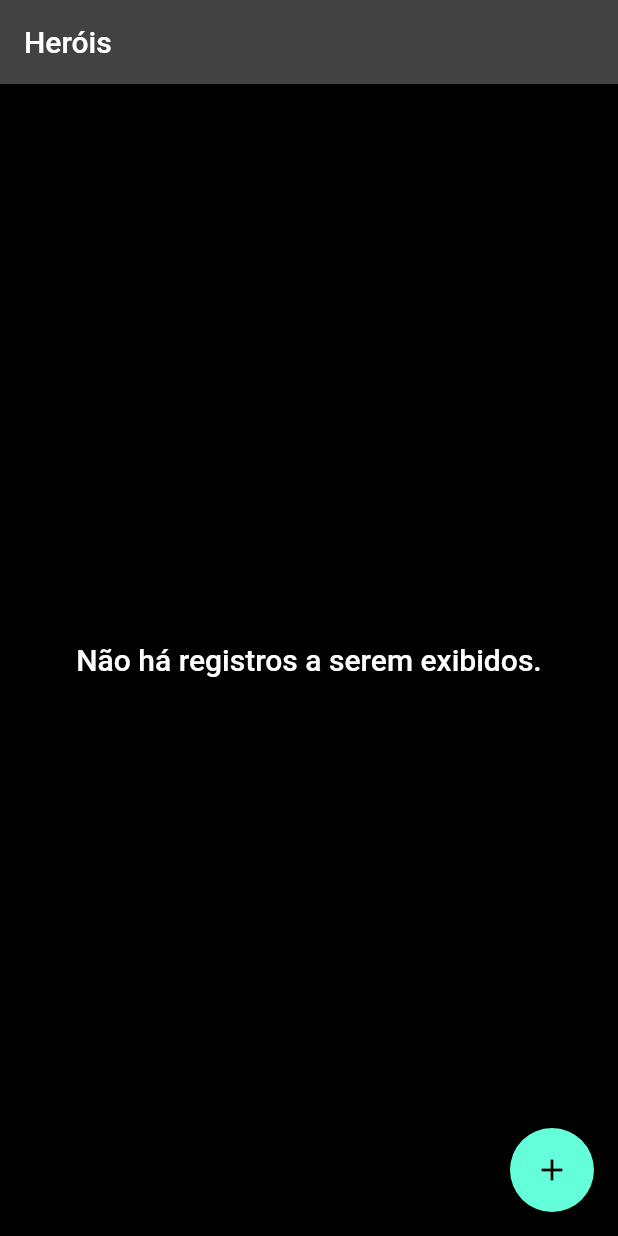
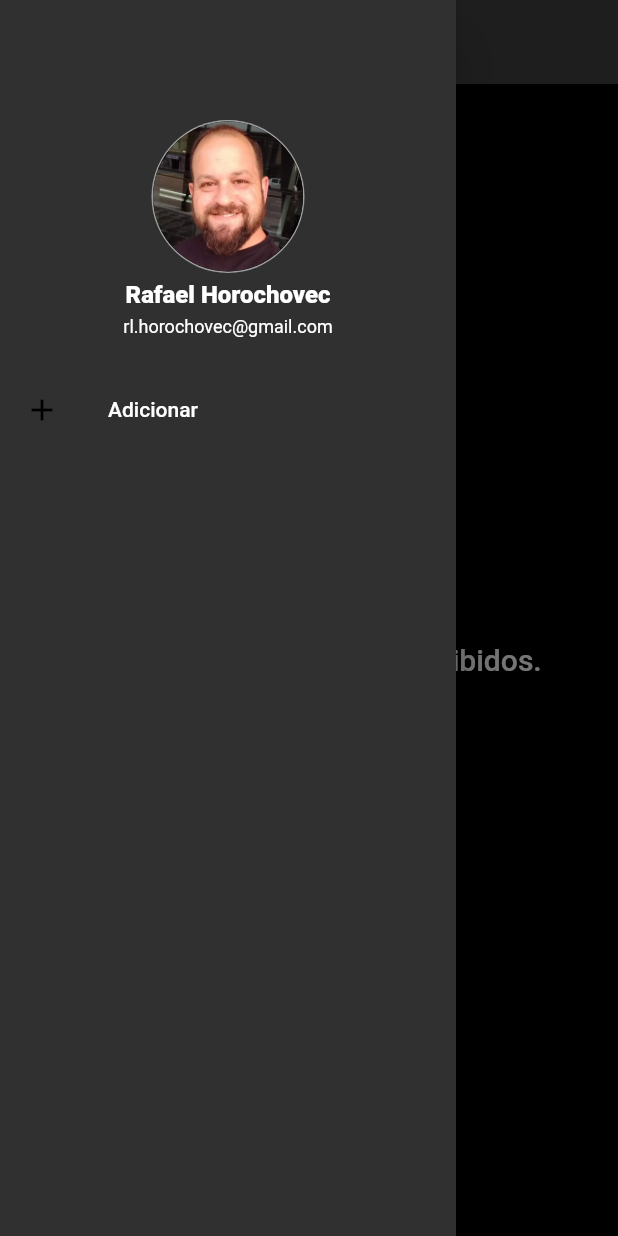
Before and after one commit to rlhorochovec/app_heroi, a Flutter app: the screen it shows after launch, with the side drawer open (before the commit the screen has no drawer), on a phone screen of 412 x 824 dp. Run offline on Flutter 3.47's test engine with Material 2 defaults, Android fonts, the phone set to English and light mode, and no system bars; network calls fail.

Commit message:
Adicionando Drawer

```diff
--- /dev/null
+++ b/lib/drawer.dart
@@ -0,0 +1,76 @@
+import 'package:flutter/material.dart';
+
+import 'page/heroi_add.dart';
+
+class MainDrawer extends StatelessWidget {
+  const MainDrawer({Key key}) : super(key: key);
+
+  _navigateToAddHeroi(BuildContext context) async {
+    final result = await Navigator.push(
+      context,
+      MaterialPageRoute(builder: (context) => HeroiAdd()),
+    );
+  }
+
+  @override
+  Widget build(BuildContext context) {
+    return Column(children: [
+      Container(
+        child: Padding(
+          padding: EdgeInsets.only(top: 80.0),
+          child: Column(
+            mainAxisAlignment: MainAxisAlignment.center,
+            crossAxisAlignment: CrossAxisAlignment.center,
+            children: [
+              CircleAvatar(
+                radius: 51.0,
+                backgroundColor: Colors.grey,
+                child: CircleAvatar(
+                  radius: 50.0,
+                  backgroundImage: AssetImage(
+                    "assets/images/xovec.jpg",
+                  ),
+                ),
+              ),
+              SizedBox(
+                height: 5.0,
+              ),
+              Text(
+                "Rafael Horochovec",
+                style: TextStyle(
+                  fontSize: 16.0,
+                  fontWeight: FontWeight.w800,
+                ),
+              ),
+              SizedBox(
+                height: 5.0,
+              ),
+              Text(
+                "rl.horochovec@gmail.com",
+                style: TextStyle(
+                  fontSize: 12.0,
+                  fontWeight: FontWeight.w400,
+                ),
+              ),
+            ],
+          ),
+        ),
+      ),
+      SizedBox(
+        height: 20.0,
+      ),
+      //Now let's Add the button for the Menu
+      //and let's copy that and modify it
+      ListTile(
+        onTap: () {
+          _navigateToAddHeroi(context);
+        },
+        leading: Icon(
+          Icons.add,
+          color: Colors.black,
+        ),
+        title: Text("Adicionar"),
+      ),
+    ]);
+  }
+}
--- a/lib/main.dart
+++ b/lib/main.dart
@@ -1,3 +1,4 @@
+import 'package:app_heroi/drawer.dart';
 import 'package:flutter/material.dart';
 
 import 'page/heroi_page.dart';
@@ -7,14 +8,19 @@ void main() {
 }
 
 class MyApp extends StatelessWidget {
+  // Dark theme of your app
+  final ThemeData _darkTheme = ThemeData(
+    primaryColor: Colors.black,
+    visualDensity: VisualDensity.adaptivePlatformDensity,
+    brightness: Brightness.dark,
+    fontFamily: 'Roboto',
+  );
+
   @override
   Widget build(BuildContext context) {
     return MaterialApp(
       title: 'Heróis',
-      theme: ThemeData(
-        visualDensity: VisualDensity.adaptivePlatformDensity,
-        brightness: Brightness.dark,
-      ),
+      theme: _darkTheme,
       home: HeroiPage(),
     );
   }
--- a/lib/page/heroi_page.dart
+++ b/lib/page/heroi_page.dart
@@ -3,6 +3,7 @@ import 'package:app_heroi/page/heroi_add.dart';
 import 'package:app_heroi/service/heroi_service.dart';
 import 'package:flutter/material.dart';
 
+import '../drawer.dart';
 import 'heroi_list.dart';
 
 class HeroiPage extends StatefulWidget {
@@ -26,6 +27,9 @@ class _HeroiPageState extends State<HeroiPage> {
       appBar: AppBar(
         title: Text('Heróis'),
       ),
+      drawer: Drawer(
+        child: MainDrawer(),
+      ),
       body: new Container(
         color: Colors.black,
         child: new Center(
@@ -40,13 +44,6 @@ class _HeroiPageState extends State<HeroiPage> {
           },
         )),
       ),
-      floatingActionButton: FloatingActionButton(
-        onPressed: () {
-          _navigateToAddHeroi(context);
-        },
-        tooltip: 'Novo',
-        child: Icon(Icons.add),
-      ),
     );
   }
 
@@ -59,11 +56,4 @@ class _HeroiPageState extends State<HeroiPage> {
     });
     return futureHerois;
   }
-
-  _navigateToAddHeroi(BuildContext context) async {
-    final result = await Navigator.push(
-      context,
-      MaterialPageRoute(builder: (context) => HeroiAdd()),
-    );
-  }
 }
```
Also changed, not shown: assets/images/xovec.jpg (added).
